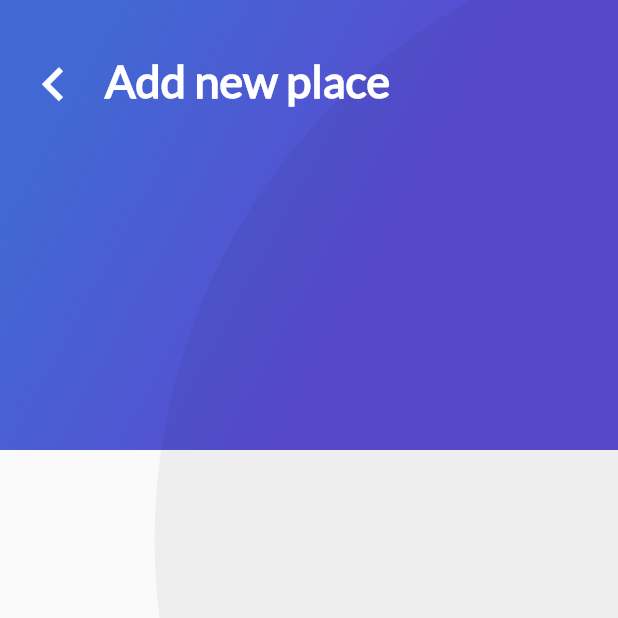
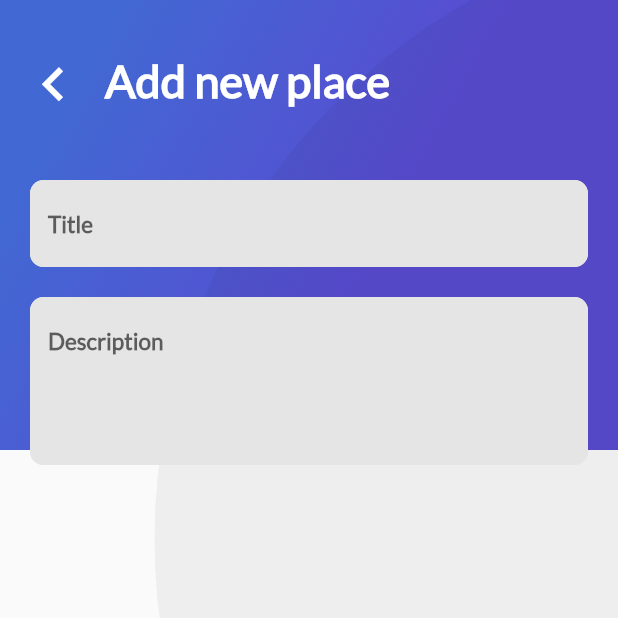
Before and after one commit to SwaXTech/Trips, a Flutter app: the AddPlace screen opened directly, on a phone screen of 412 x 824 dp, the top half of it. Run offline on Flutter 3.47's test engine with Material 2 defaults, Android fonts, the phone set to English and light mode, and no system bars; our stand-ins replace cloud_firestore, firebase_auth, firebase_core, google_sign_in; missing offline and left inert: generic_bloc_provider; accounts and stored records are empty.

Commit message:
Added Text Inputs

```diff
--- a/lib/Place/ui/screens/add_place.dart
+++ b/lib/Place/ui/screens/add_place.dart
@@ -1,11 +1,12 @@
 import 'package:flutter/cupertino.dart';
 import 'package:flutter/material.dart';
 import 'package:trips_app/widgets/gradient.dart';
+import 'package:trips_app/widgets/text_input.dart';
 import 'package:trips_app/widgets/title_header.dart';
 
 class AddPlace extends StatefulWidget {
+  final image;
 
-  final image;
   AddPlace({Key key, this.image});
 
   @override
@@ -15,41 +16,74 @@ class AddPlace extends StatefulWidget {
 class _AddPlaceState extends State<AddPlace> {
   @override
   Widget build(BuildContext context) {
+    final _titleController = TextEditingController();
+    final _descController = TextEditingController();
+
     return Scaffold(
-
       body: Stack(
         children: [
           GradientBack(height: 300),
-          Row(
+          appBar(context),
+          Container(
+            margin: EdgeInsets.only(top: 120, bottom: 20),
+            child: buildListView(_titleController, _descController),
+          ),
+        ],
+      ),
+    );
+  }
+
+  ListView buildListView(var _titleController, var _descController) => ListView(
+        children: [
+          Container(),
+          titleTextField(_titleController),
+          descriptionTextField(_descController),
+        ],
+      );
+
+  Container descriptionTextField(TextEditingController _descController) =>
+      Container(
+        child: TextInput(
+          hintText: "Description",
+          textInputType: TextInputType.multiline,
+          maxLines: 4,
+          textEditingController: _descController,
+        ),
+      );
+
+  Container titleTextField(TextEditingController _titleController) => Container(
+        margin: EdgeInsets.only(bottom: 20.0),
+        child: TextInput(
+          hintText: "Title",
+          textInputType: null,
+          maxLines: 1,
+          textEditingController: _titleController,
+        ),
+      );
+
+  Row appBar(BuildContext context) => Row(
         children: [
           backArrow(context),
           title(),
         ],
-          )
-        ],
-      ),
+      );
 
-    );
-  }
-
-  Flexible title() {
-    return Flexible(
+  Flexible title() => Flexible(
         child: Container(
           padding: EdgeInsets.only(top: 35, left: 20, right: 10),
           child: TitleHeader(title: "Add new place"),
         ),
       );
-  }
 
-  Container backArrow(BuildContext context) {
-    return Container(
+  Container backArrow(BuildContext context) => Container(
         padding: EdgeInsets.only(top: 25.0, left: 5.0),
         child: SizedBox(
           //Para que todo el área del boton sirva para clickear
           height: 45,
           width: 45,
           child: IconButton(
-          icon: Icon(Icons.keyboard_arrow_left, color: Colors.white, size: 45),
+            icon:
+                Icon(Icons.keyboard_arrow_left, color: Colors.white, size: 45),
             onPressed: () {
               Navigator.pop(context);
             },
@@ -57,4 +91,3 @@ class _AddPlaceState extends State<AddPlace> {
         ),
       );
 }
-}
--- /dev/null
+++ b/lib/widgets/text_input.dart
@@ -0,0 +1,61 @@
+import 'package:flutter/material.dart';
+
+class TextInput extends StatelessWidget {
+  final String hintText;
+  final TextInputType textInputType;
+  final TextEditingController textEditingController;
+  int maxLines = 1;
+
+  TextInput(
+      {Key key,
+      @required this.hintText,
+      @required this.textInputType,
+      @required this.textEditingController,
+      this.maxLines});
+
+  @override
+  Widget build(BuildContext context) {
+    return Container(
+      padding: EdgeInsets.only(right: 20, left: 20),
+      child: textField(),
+    );
+  }
+
+  TextField textField() {
+    return TextField(
+      controller: textEditingController,
+      keyboardType: textInputType,
+      maxLines: maxLines,
+      decoration: inputDecoration(),
+      style: textStyle(),
+    );
+  }
+
+  TextStyle textStyle() {
+    return TextStyle(
+      fontSize: 15,
+      fontFamily: 'Lato',
+      color: Colors.blueGrey,
+      fontWeight: FontWeight.bold,
+    );
+  }
+
+  InputDecoration inputDecoration() {
+    return InputDecoration(
+        filled: true,
+        fillColor: Color(0xFFe5e5e5),
+        border: InputBorder.none,
+        hintText: hintText,
+        enabledBorder: border(),
+        focusedBorder: border());
+  }
+
+  OutlineInputBorder border() {
+    return OutlineInputBorder(
+        borderSide: BorderSide(
+          color: Color(0xFFe5e5e5),
+        ),
+        borderRadius: BorderRadius.all(Radius.circular(9.0)),
+      );
+  }
+}
```
Lines whose indentation alone changed are shown as unchanged.
